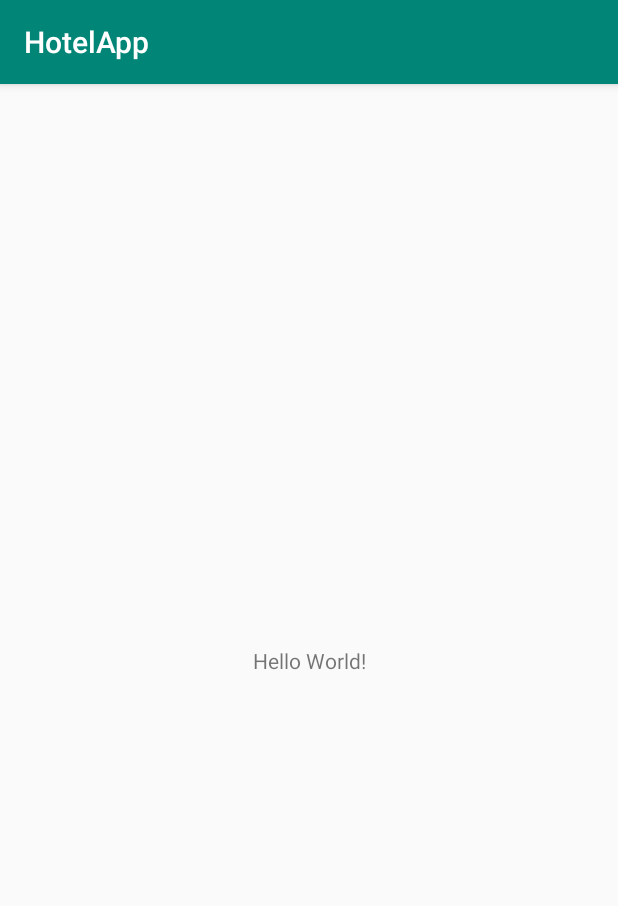
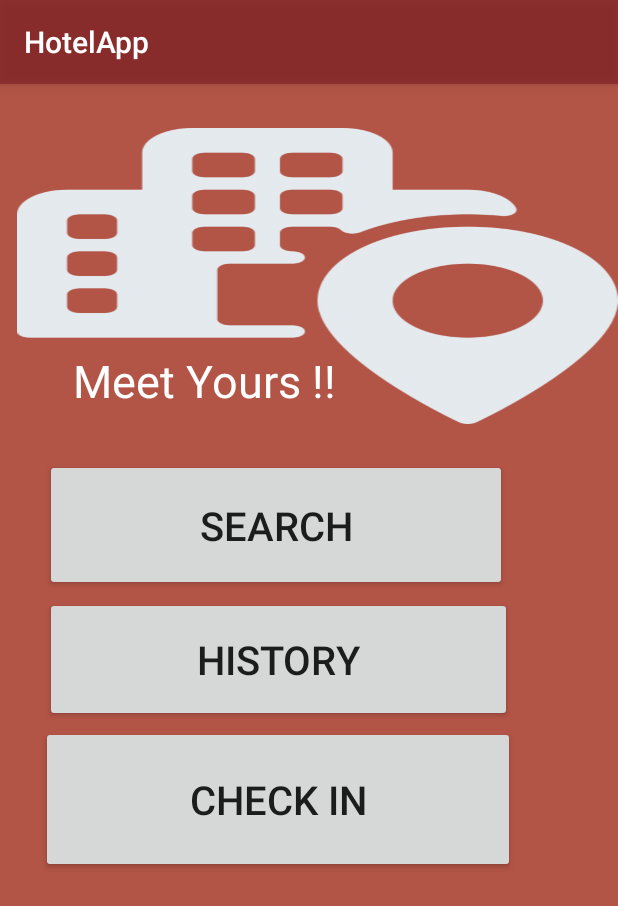
Before and after one commit to TessTheCreator/AndroidProj, an Android app: the screen it shows after launch (MainActivity), on a phone screen of 412 x 824 dp. Shown: the top 906 px of the screen. Run offline under Robolectric (Android 15) with nearby library versions, the phone set to English and light mode, and no system bars.

Commit message:
FirstActivityDesign

```diff
--- a/app/src/main/AndroidManifest.xml
+++ b/app/src/main/AndroidManifest.xml
@@ -9,6 +9,7 @@
         android:roundIcon="@mipmap/ic_launcher_round"
         android:supportsRtl="true"
         android:theme="@style/AppTheme">
+        <activity android:name=".FindHotel_Activity"></activity>
         <activity android:name=".MainActivity">
             <intent-filter>
                 <action android:name="android.intent.action.MAIN" />
--- a/app/src/main/res/layout/activity_main.xml
+++ b/app/src/main/res/layout/activity_main.xml
@@ -1,18 +1,78 @@
 <?xml version="1.0" encoding="utf-8"?>
-<androidx.constraintlayout.widget.ConstraintLayout xmlns:android="http://schemas.android.com/apk/res/android"
-    xmlns:app="http://schemas.android.com/apk/res-auto"
+<RelativeLayout xmlns:android="http://schemas.android.com/apk/res/android"
     xmlns:tools="http://schemas.android.com/tools"
+    android:id="@+id/mainRelativeLayout"
     android:layout_width="match_parent"
     android:layout_height="match_parent"
+    android:background="#C49C2310"
     tools:context=".MainActivity">
+    <!--B2A61E13-->
+
+    <ImageView
+        android:id="@+id/imageView"
+        android:layout_width="wrap_content"
+        android:layout_height="197dp"
+        android:layout_alignParentStart="true"
+        android:layout_alignParentTop="true"
+        android:layout_centerHorizontal="true"
+        android:layout_marginStart="11dp"
+        android:layout_marginTop="29dp"
+        android:background="@drawable/hotel"
+        android:contentDescription="@string/it_s_a_first_logo"
+        tools:ignore="VectorDrawableCompat" />
+
+    <Button
+        android:id="@+id/btn_Search"
+        android:layout_width="308dp"
+        android:layout_height="88dp"
+        android:layout_alignParentStart="true"
+        android:layout_alignParentTop="true"
+        android:layout_centerHorizontal="true"
+        android:layout_marginStart="30dp"
+        android:layout_marginTop="250dp"
+        android:onClick="btnOnClickSearch"
+        android:text="@string/search"
+        android:textSize="12pt" />
+
+    <Button
+        android:id="@+id/btn_History"
+        android:layout_width="311dp"
+        android:layout_height="83dp"
+        android:layout_alignParentStart="true"
+        android:layout_alignParentTop="true"
+        android:layout_centerHorizontal="true"
+        android:layout_marginStart="30dp"
+        android:layout_marginTop="342dp"
+        android:onClick="btnOnClickHistory"
+        android:text="@string/history"
+        android:textSize="12pt" />
+
+    <Button
+        android:id="@+id/btn_ChekIn"
+        android:layout_width="316dp"
+        android:layout_height="98dp"
+        android:layout_alignParentStart="true"
+        android:layout_alignParentTop="true"
+        android:layout_centerInParent="true"
+        android:layout_marginStart="27dp"
+        android:layout_marginTop="428dp"
+        android:onClick="btnOnClickCheckIn"
+        android:text="@string/check_in"
+        android:textSize="12pt" />
 
     <TextView
-        android:layout_width="wrap_content"
+        android:id="@+id/textView"
+        android:layout_width="262dp"
         android:layout_height="wrap_content"
-        android:text="Hello World!"
-        app:layout_constraintBottom_toBottomOf="parent"
-        app:layout_constraintLeft_toLeftOf="parent"
-        app:layout_constraintRight_toRightOf="parent"
-        app:layout_constraintTop_toTopOf="parent" />
+        android:layout_alignParentStart="true"
+        android:layout_alignParentTop="true"
+        android:layout_centerHorizontal="true"
+        android:layout_marginStart="5dp"
+        android:layout_marginTop="177dp"
+        android:gravity="center"
+        android:text="Meet Yours !!"
+        android:textColor="@android:color/background_light"
+        android:textSize="30dp" />
 
-</androidx.constraintlayout.widget.ConstraintLayout>
+
+</RelativeLayout>
--- /dev/null
+++ b/app/src/main/res/values/refs.xml
@@ -0,0 +1,4 @@
+<?xml version="1.0" encoding="utf-8"?>
+<resources>
+
+</resources>
--- a/app/src/main/res/values/styles.xml
+++ b/app/src/main/res/values/styles.xml
@@ -3,9 +3,12 @@
     <!-- Base application theme. -->
     <style name="AppTheme" parent="Theme.AppCompat.Light.DarkActionBar">
         <!-- Customize your theme here. -->
-        <item name="colorPrimary">@color/colorPrimary</item>
-        <item name="colorPrimaryDark">@color/colorPrimaryDark</item>
+        <item name="colorPrimary">#DD7E1313</item>
+        <item name="colorPrimaryDark">#ED2E0603</item>
         <item name="colorAccent">@color/colorAccent</item>
     </style>
 
+
+
+
 </resources>
```
Also changed, not shown: app/src/main/java/com/example/hotelapp/FindHotel_Activity.java (added, +14 -0 lines), app/src/main/java/com/example/hotelapp/MainActivity.java (+17 -0 lines), app/src/main/res/layout/activity_find_hotel_.xml (added, +182 -0 lines), app/src/main/res/values/strings.xml (+28 -0 lines), app/src/main/res/drawable/hotel.png (added), app/src/main/res/drawable/hotel1.png (added), app/src/main/res/drawable/location.png (added), app/src/main/res/drawable/logo1.png (added).
